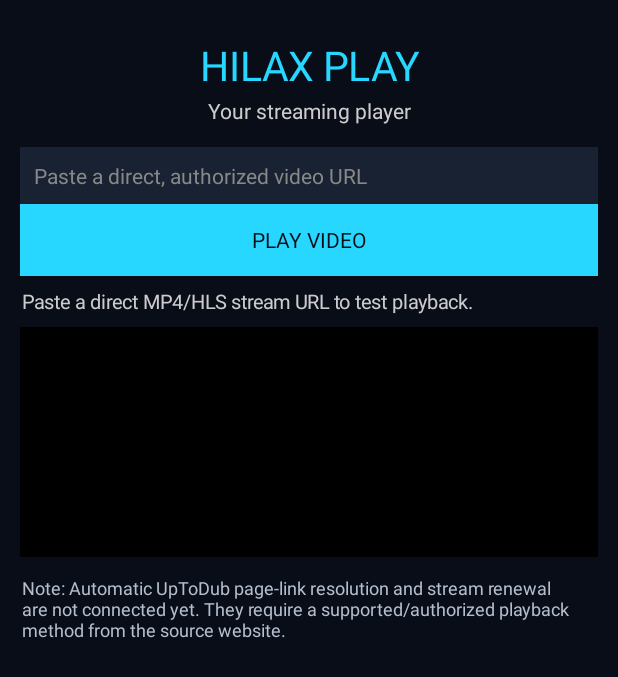
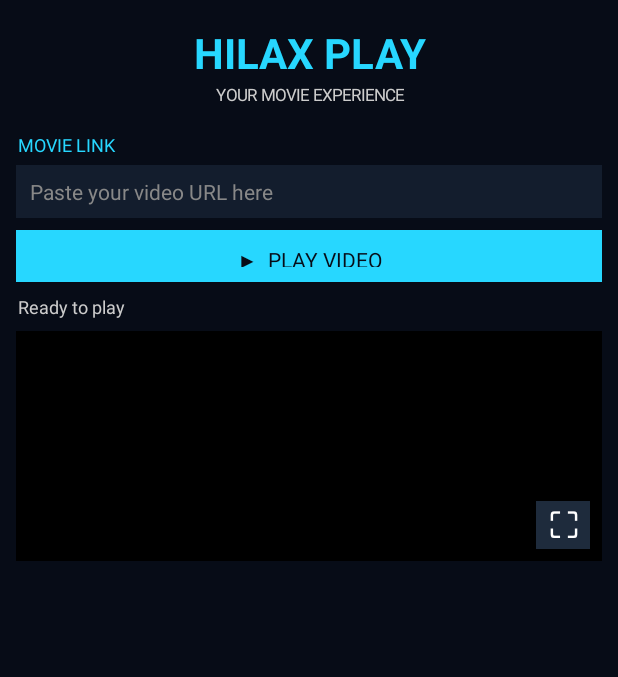
Before and after one commit to hilaxjenu-ai/movie, an Android app: the screen it shows after launch (MainActivity), on a phone screen of 412 x 824 dp. Shown: the top 677 px of the screen. Run offline under Robolectric (Android 15) with nearby library versions, the phone set to English and light mode, and no system bars; 1 statement that could not run was skipped.

Commit message:
Update MainActivity.kt

```diff
--- a/HILAX_PLAY/app/src/main/java/com/hilax/play/MainActivity.kt
+++ b/HILAX_PLAY/app/src/main/java/com/hilax/play/MainActivity.kt
@@ -1,136 +1,301 @@
 package com.hilax.play
 
+import android.content.pm.ActivityInfo
 import android.graphics.Color
 import android.os.Bundle
 import android.view.Gravity
-import android.view.ViewGroup
+import android.view.View
+import android.view.WindowManager
 import android.widget.Button
 import android.widget.EditText
+import android.widget.FrameLayout
 import android.widget.LinearLayout
 import android.widget.TextView
 import androidx.activity.ComponentActivity
-import androidx.core.view.setPadding
+import androidx.activity.OnBackPressedCallback
 import androidx.media3.common.MediaItem
 import androidx.media3.common.Player
 import androidx.media3.exoplayer.ExoPlayer
 import androidx.media3.ui.PlayerView
 
 class MainActivity : ComponentActivity() {
+
     private var player: ExoPlayer? = null
+    private lateinit var root: LinearLayout
+    private lateinit var header: LinearLayout
+    private lateinit var videoContainer: FrameLayout
     private lateinit var playerView: PlayerView
     private lateinit var status: TextView
     private lateinit var urlInput: EditText
+    private lateinit var fullscreenButton: Button
+
+    private var isFullscreen = false
+
+    private val bg = Color.rgb(7, 12, 23)
+    private val panel = Color.rgb(19, 29, 45)
+    private val cyan = Color.rgb(39, 215, 255)
+    private val white = Color.WHITE
 
     override fun onCreate(savedInstanceState: Bundle?) {
         super.onCreate(savedInstanceState)
 
-        val bg = Color.rgb(8, 13, 24)
-        val cyan = Color.rgb(39, 215, 255)
-        val white = Color.WHITE
+        window.statusBarColor = bg
+        window.navigationBarColor = bg
+        window.setSoftInputMode(
+            WindowManager.LayoutParams.SOFT_INPUT_ADJUST_RESIZE
+        )
 
-        val page = LinearLayout(this).apply {
+        buildUI()
+
+        onBackPressedDispatcher.addCallback(
+            this,
+            object : OnBackPressedCallback(true) {
+                override fun handleOnBackPressed() {
+                    if (isFullscreen) {
+                        exitFullscreen()
+                    } else {
+                        finish()
+                    }
+                }
+            }
+        )
+    }
+
+    private fun buildUI() {
+        root = LinearLayout(this).apply {
             orientation = LinearLayout.VERTICAL
-            setPadding(20)
             setBackgroundColor(bg)
+            setPadding(16, 12, 16, 12)
+        }
+
+        header = LinearLayout(this).apply {
+            orientation = LinearLayout.VERTICAL
         }
 
         val title = TextView(this).apply {
             text = "HILAX PLAY"
-            textSize = 27f
+            textSize = 28f
             setTextColor(cyan)
             gravity = Gravity.CENTER
-            setPadding(0, 18, 0, 4)
+            setPadding(0, 12, 0, 2)
+            typeface = android.graphics.Typeface.DEFAULT_BOLD
         }
+
         val subtitle = TextView(this).apply {
-            text = "Your streaming player"
-            textSize = 14f
+            text = "YOUR MOVIE EXPERIENCE"
+            textSize = 11f
             setTextColor(Color.LTGRAY)
             gravity = Gravity.CENTER
             setPadding(0, 0, 0, 22)
         }
+
+        val linkLabel = TextView(this).apply {
+            text = "MOVIE LINK"
+            textSize = 12f
+            setTextColor(cyan)
+            setPadding(2, 4, 2, 8)
+        }
+
         urlInput = EditText(this).apply {
-            hint = "Paste a direct, authorized video URL"
+            hint = "Paste your video URL here"
+            setTextColor(white)
             setHintTextColor(Color.GRAY)
-            setTextColor(white)
             textSize = 14f
-            setSingleLine(true)
-            setPadding(14)
-            setBackgroundColor(Color.rgb(25, 34, 50))
+            singleLine = true
+            setPadding(14, 12, 14, 12)
+            setBackgroundColor(panel)
         }
+
         val playButton = Button(this).apply {
-            text = "PLAY VIDEO"
+            text = "▶  PLAY VIDEO"
+            textSize = 14f
             setTextColor(bg)
             setBackgroundColor(cyan)
-            setOnClickListener { playEnteredUrl() }
+            setOnClickListener { playVideo() }
         }
+
         status = TextView(this).apply {
-            text = "Paste a direct MP4/HLS stream URL to test playback."
-            textSize = 13f
+            text = "Ready to play"
+            textSize = 12f
             setTextColor(Color.LTGRAY)
             setPadding(2, 12, 2, 12)
         }
+
+        header.addView(title)
+        header.addView(subtitle)
+        header.addView(linkLabel)
+        header.addView(urlInput)
+
+        header.addView(
+            playButton,
+            LinearLayout.LayoutParams(
+                LinearLayout.LayoutParams.MATCH_PARENT, 52
+            ).apply {
+                topMargin = 12
+            }
+        )
+
+        header.addView(status)
+        videoContainer = FrameLayout(this).apply {
+            setBackgroundColor(Color.BLACK)
+        }
+
         playerView = PlayerView(this).apply {
+            useController = true
+            controllerAutoShow = true
+            setShowBuffering(PlayerView.SHOW_BUFFERING_ALWAYS)
+            setKeepContentOnPlayerReset(true)
             setBackgroundColor(Color.BLACK)
-            useController = true
-            layoutParams = LinearLayout.LayoutParams(
-                ViewGroup.LayoutParams.MATCH_PARENT, 230
+
+            layoutParams = FrameLayout.LayoutParams(
+                FrameLayout.LayoutParams.MATCH_PARENT,
+                FrameLayout.LayoutParams.MATCH_PARENT
             )
         }
-        val note = TextView(this).apply {
-            text = "Note: Automatic UpToDub page-link resolution and stream renewal are not connected yet. They require a supported/authorized playback method from the source website."
-            textSize = 12f
-            setTextColor(Color.rgb(180, 190, 205))
-            setPadding(2, 18, 2, 0)
+
+        fullscreenButton = Button(this).apply {
+            text = "⛶"
+            textSize = 23f
+            setTextColor(white)
+            setBackgroundColor(Color.rgb(30, 43, 60))
+            setPadding(0, 0, 0, 0)
+            setOnClickListener { toggleFullscreen() }
         }
 
-        page.addView(title)
-        page.addView(subtitle)
-        page.addView(urlInput, LinearLayout.LayoutParams(
-            ViewGroup.LayoutParams.MATCH_PARENT, ViewGroup.LayoutParams.WRAP_CONTENT
-        ))
-        page.addView(playButton)
-        page.addView(status)
-        page.addView(playerView)
-        page.addView(note)
-        setContentView(page)
+        videoContainer.addView(playerView)
+
+        val fullParams = FrameLayout.LayoutParams(54, 48).apply {
+            gravity = Gravity.END or Gravity.BOTTOM
+            setMargins(0, 0, 12, 12)
+        }
+
+        videoContainer.addView(fullscreenButton, fullParams)
+
+        root.addView(
+            header,
+            LinearLayout.LayoutParams(
+                LinearLayout.LayoutParams.MATCH_PARENT,
+                LinearLayout.LayoutParams.WRAP_CONTENT
+            )
+        )
+
+        root.addView(
+            videoContainer,
+            LinearLayout.LayoutParams(
+                LinearLayout.LayoutParams.MATCH_PARENT,
+                230
+            )
+        )
+
+        setContentView(root)
     }
 
-    private fun playEnteredUrl() {
+    private fun playVideo() {
         val url = urlInput.text.toString().trim()
-        if (url.isEmpty()) {
-            status.text = "Please paste a video URL."
+
+        if (!url.startsWith("https://") &&
+            !url.startsWith("http://")) {
+            status.text = "Please enter a valid URL"
             return
         }
-        // This starter supports direct media URLs. A movie-page URL needs a
-        // source-authorized resolver before it can be passed to Media3.
-        val looksLikeDirectMedia = url.contains(".mp4", true) ||
-                url.contains(".m3u8", true) ||
-                url.contains(".mpd", true)
-        if (!looksLikeDirectMedia) {
-            status.text = "This looks like a movie-page URL. Page-link resolver is not connected yet."
+
+        if (!url.contains(".mp4", true) &&
+            !url.contains(".m3u8", true) &&
+            !url.contains(".mpd", true)) {
+            status.text =
+                "Direct video URL required. Page-link resolver is not connected."
             return
         }
 
         try {
             player?.release()
+
             player = ExoPlayer.Builder(this).build().also { exo ->
                 playerView.player = exo
-                exo.setMediaItem(MediaItem.fromUri(url))
+
                 exo.addListener(object : Player.Listener {
-                    override fun onPlayerError(error: androidx.media3.common.PlaybackException) {
-                        status.text = "Playback error: ${error.errorCodeName}"
+
+                    override fun onPlaybackStateChanged(state: Int) {
+                        status.text = when (state) {
+                            Player.STATE_BUFFERING -> "Buffering..."
+                            Player.STATE_READY -> "Video ready"
+                            Player.STATE_ENDED -> "Playback finished"
+                            else -> "Ready"
+                        }
                     }
-                    override fun onPlaybackStateChanged(playbackState: Int) {
-                        if (playbackState == Player.STATE_READY) status.text = "Video ready."
+
+                    override fun onPlayerError(
+                        error: androidx.media3.common.PlaybackException
+                    ) {
+                        status.text =
+                            "Playback error: ${error.errorCodeName}"
                     }
                 })
+
+                exo.setMediaItem(MediaItem.fromUri(url))
                 exo.prepare()
                 exo.playWhenReady = true
             }
-            status.text = "Loading video…"
+
+            status.text = "Loading video..."
+
         } catch (e: Exception) {
-            status.text = "Could not start playback: ${e.message ?: "unknown error"}"
+            status.text =
+                "Unable to play: ${e.message ?: "Unknown error"}"
         }
+    }
+
+    private fun toggleFullscreen() {
+        if (isFullscreen) {
+            exitFullscreen()
+        } else {
+            enterFullscreen()
+        }
+    }
+
+    private fun enterFullscreen() {
+        isFullscreen = true
+
+        header.visibility = View.GONE
+
+        requestedOrientation =
+            ActivityInfo.SCREEN_ORIENTATION_SENSOR_LANDSCAPE
+
+        window.decorView.systemUiVisibility = (
+            View.SYSTEM_UI_FLAG_FULLSCREEN
+            or View.SYSTEM_UI_FLAG_HIDE_NAVIGATION
+            or View.SYSTEM_UI_FLAG_IMMERSIVE_STICKY
+            or View.SYSTEM_UI_FLAG_LAYOUT_STABLE
+        )
+
+        val params =
+            videoContainer.layoutParams as LinearLayout.LayoutParams
+        params.height = 0
+        params.weight = 1f
+        videoContainer.layoutParams = params
+
+        fullscreenButton.text = "✕"
+    }
+
+    private fun exitFullscreen() {
+        isFullscreen = false
+
+        header.visibility = View.VISIBLE
+
+        requestedOrientation =
+            ActivityInfo.SCREEN_ORIENTATION_UNSPECIFIED
+
+        window.decorView.systemUiVisibility =
+            View.SYSTEM_UI_FLAG_VISIBLE
+
+        val params =
+            videoContainer.layoutParams as LinearLayout.LayoutParams
+
+        params.height = 230
+        params.weight = 0f
+        videoContainer.layoutParams = params
+
+        fullscreenButton.text = "⛶"
     }
 
     override fun onDestroy() {
```
